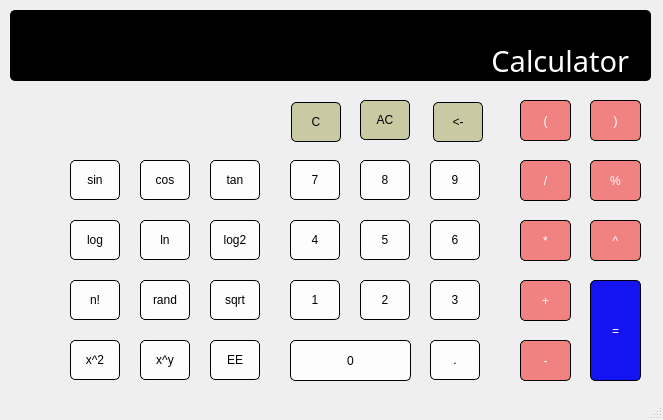
This is Calculator/mainwindow.ui in bitsourcerer/Calqlator as Qt 5 draws it before an edit. The edited form follows.
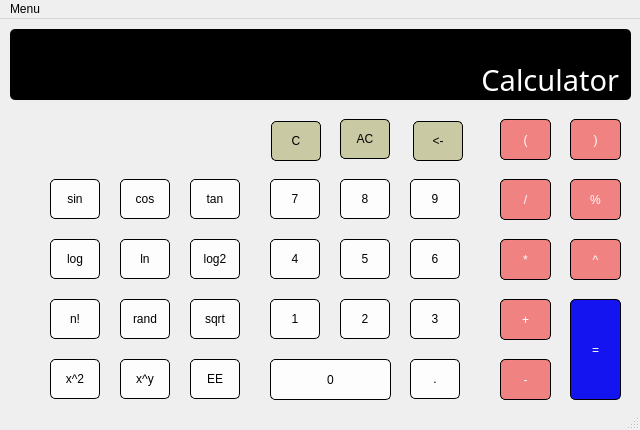
This is the edited form. Icons and pictures are not drawn.

```diff
--- a/Calculator/mainwindow.ui
+++ b/Calculator/mainwindow.ui
@@ -6,8 +6,8 @@
    <rect>
     <x>0</x>
     <y>0</y>
-    <width>663</width>
-    <height>420</height>
+    <width>640</width>
+    <height>430</height>
    </rect>
   </property>
   <property name="sizePolicy">
@@ -32,7 +32,7 @@
      <rect>
       <x>10</x>
       <y>10</y>
-      <width>641</width>
+      <width>621</width>
       <height>71</height>
      </rect>
     </property>
@@ -52,7 +52,7 @@
       <rect>
        <x>0</x>
        <y>30</y>
-       <width>631</width>
+       <width>621</width>
        <height>41</height>
       </rect>
      </property>
@@ -80,7 +80,7 @@
       <rect>
        <x>10</x>
        <y>-1</y>
-       <width>621</width>
+       <width>601</width>
        <height>31</height>
       </rect>
      </property>
@@ -102,7 +102,7 @@
    <widget class="QPushButton" name="D7">
     <property name="geometry">
      <rect>
-      <x>290</x>
+      <x>270</x>
       <y>160</y>
       <width>50</width>
       <height>40</height>
@@ -123,7 +123,7 @@
    <widget class="QPushButton" name="D8">
     <property name="geometry">
      <rect>
-      <x>360</x>
+      <x>340</x>
       <y>160</y>
       <width>50</width>
       <height>40</height>
@@ -144,7 +144,7 @@
    <widget class="QPushButton" name="D9">
     <property name="geometry">
      <rect>
-      <x>430</x>
+      <x>410</x>
       <y>160</y>
       <width>50</width>
       <height>40</height>
@@ -165,7 +165,7 @@
    <widget class="QPushButton" name="D6">
     <property name="geometry">
      <rect>
-      <x>430</x>
+      <x>410</x>
       <y>220</y>
       <width>50</width>
       <height>40</height>
@@ -186,7 +186,7 @@
    <widget class="QPushButton" name="D5">
     <property name="geometry">
      <rect>
-      <x>360</x>
+      <x>340</x>
       <y>220</y>
       <width>50</width>
       <height>40</height>
@@ -207,7 +207,7 @@
    <widget class="QPushButton" name="D4">
     <property name="geometry">
      <rect>
-      <x>290</x>
+      <x>270</x>
       <y>220</y>
       <width>50</width>
       <height>40</height>
@@ -228,7 +228,7 @@
    <widget class="QPushButton" name="D1">
     <property name="geometry">
      <rect>
-      <x>290</x>
+      <x>270</x>
       <y>280</y>
       <width>50</width>
       <height>40</height>
@@ -249,7 +249,7 @@
    <widget class="QPushButton" name="D2">
     <property name="geometry">
      <rect>
-      <x>360</x>
+      <x>340</x>
       <y>280</y>
       <width>50</width>
       <height>40</height>
@@ -270,7 +270,7 @@
    <widget class="QPushButton" name="D3">
     <property name="geometry">
      <rect>
-      <x>430</x>
+      <x>410</x>
       <y>280</y>
       <width>50</width>
       <height>40</height>
@@ -291,7 +291,7 @@
    <widget class="QPushButton" name="period">
     <property name="geometry">
      <rect>
-      <x>430</x>
+      <x>410</x>
       <y>340</y>
       <width>50</width>
       <height>40</height>
@@ -312,7 +312,7 @@
    <widget class="QPushButton" name="D0">
     <property name="geometry">
      <rect>
-      <x>290</x>
+      <x>270</x>
       <y>340</y>
       <width>121</width>
       <height>41</height>
@@ -333,7 +333,7 @@
    <widget class="QPushButton" name="subtraction">
     <property name="geometry">
      <rect>
-      <x>520</x>
+      <x>500</x>
       <y>340</y>
       <width>51</width>
       <height>41</height>
@@ -355,7 +355,7 @@
    <widget class="QPushButton" name="exponentiation">
     <property name="geometry">
      <rect>
-      <x>590</x>
+      <x>570</x>
       <y>220</y>
       <width>51</width>
       <height>41</height>
@@ -377,7 +377,7 @@
    <widget class="QPushButton" name="backspace">
     <property name="geometry">
      <rect>
-      <x>433</x>
+      <x>413</x>
       <y>102</y>
       <width>50</width>
       <height>40</height>
@@ -398,7 +398,7 @@
    <widget class="QPushButton" name="lparen">
     <property name="geometry">
      <rect>
-      <x>520</x>
+      <x>500</x>
       <y>100</y>
       <width>51</width>
       <height>41</height>
@@ -417,7 +417,7 @@
    <widget class="QPushButton" name="rparen">
     <property name="geometry">
      <rect>
-      <x>590</x>
+      <x>570</x>
       <y>100</y>
       <width>51</width>
       <height>41</height>
@@ -436,7 +436,7 @@
    <widget class="QPushButton" name="addition">
     <property name="geometry">
      <rect>
-      <x>520</x>
+      <x>500</x>
       <y>280</y>
       <width>51</width>
       <height>41</height>
@@ -458,7 +458,7 @@
    <widget class="QPushButton" name="modulus">
     <property name="geometry">
      <rect>
-      <x>590</x>
+      <x>570</x>
       <y>160</y>
       <width>51</width>
       <height>41</height>
@@ -480,7 +480,7 @@
    <widget class="QPushButton" name="reset">
     <property name="geometry">
      <rect>
-      <x>291</x>
+      <x>271</x>
       <y>102</y>
       <width>50</width>
       <height>40</height>
@@ -501,7 +501,7 @@
    <widget class="QPushButton" name="evaluation">
     <property name="geometry">
      <rect>
-      <x>590</x>
+      <x>570</x>
       <y>280</y>
       <width>51</width>
       <height>101</height>
@@ -523,7 +523,7 @@
    <widget class="QPushButton" name="multiplication">
     <property name="geometry">
      <rect>
-      <x>520</x>
+      <x>500</x>
       <y>220</y>
       <width>51</width>
       <height>41</height>
@@ -545,7 +545,7 @@
    <widget class="QPushButton" name="division">
     <property name="geometry">
      <rect>
-      <x>520</x>
+      <x>500</x>
       <y>160</y>
       <width>51</width>
       <height>41</height>
@@ -567,7 +567,7 @@
    <widget class="QPushButton" name="clear">
     <property name="geometry">
      <rect>
-      <x>360</x>
+      <x>340</x>
       <y>100</y>
       <width>50</width>
       <height>40</height>
@@ -588,7 +588,7 @@
    <widget class="QPushButton" name="log10">
     <property name="geometry">
      <rect>
-      <x>70</x>
+      <x>50</x>
       <y>220</y>
       <width>50</width>
       <height>40</height>
@@ -609,7 +609,7 @@
    <widget class="QPushButton" name="sqrt">
     <property name="geometry">
      <rect>
-      <x>210</x>
+      <x>190</x>
       <y>280</y>
       <width>50</width>
       <height>40</height>
@@ -630,7 +630,7 @@
    <widget class="QPushButton" name="tan">
     <property name="geometry">
      <rect>
-      <x>210</x>
+      <x>190</x>
       <y>160</y>
       <width>50</width>
       <height>40</height>
@@ -651,7 +651,7 @@
    <widget class="QPushButton" name="loge">
     <property name="geometry">
      <rect>
-      <x>140</x>
+      <x>120</x>
       <y>220</y>
       <width>50</width>
       <height>40</height>
@@ -672,7 +672,7 @@
    <widget class="QPushButton" name="RANDOM">
     <property name="geometry">
      <rect>
-      <x>140</x>
+      <x>120</x>
       <y>280</y>
       <width>50</width>
       <height>40</height>
@@ -690,7 +690,7 @@
    <widget class="QPushButton" name="sin">
     <property name="geometry">
      <rect>
-      <x>70</x>
+      <x>50</x>
       <y>160</y>
       <width>50</width>
       <height>40</height>
@@ -711,7 +711,7 @@
    <widget class="QPushButton" name="FACTORIAL">
     <property name="geometry">
      <rect>
-      <x>70</x>
+      <x>50</x>
       <y>280</y>
       <width>50</width>
       <height>40</height>
@@ -729,7 +729,7 @@
    <widget class="QPushButton" name="cos">
     <property name="geometry">
      <rect>
-      <x>140</x>
+      <x>120</x>
       <y>160</y>
       <width>50</width>
       <height>40</height>
@@ -750,7 +750,7 @@
    <widget class="QPushButton" name="log2">
     <property name="geometry">
      <rect>
-      <x>210</x>
+      <x>190</x>
       <y>220</y>
       <width>50</width>
       <height>40</height>
@@ -771,7 +771,7 @@
    <widget class="QPushButton" name="POW">
     <property name="geometry">
      <rect>
-      <x>140</x>
+      <x>120</x>
       <y>340</y>
       <width>50</width>
       <height>40</height>
@@ -789,7 +789,7 @@
    <widget class="QPushButton" name="BASE10">
     <property name="geometry">
      <rect>
-      <x>210</x>
+      <x>190</x>
       <y>340</y>
       <width>50</width>
       <height>40</height>
@@ -807,7 +807,7 @@
    <widget class="QPushButton" name="POW2">
     <property name="geometry">
      <rect>
-      <x>70</x>
+      <x>50</x>
       <y>340</y>
       <width>50</width>
       <height>40</height>
@@ -829,10 +829,17 @@
     <rect>
      <x>0</x>
      <y>0</y>
-     <width>663</width>
+     <width>640</width>
      <height>23</height>
     </rect>
    </property>
+   <widget class="QMenu" name="MainMenu">
+    <property name="title">
+     <string>Menu</string>
+    </property>
+    <addaction name="DevPrompt"/>
+   </widget>
+   <addaction name="MainMenu"/>
   </widget>
  </widget>
  <resources>
```
Left out of the diff: 18 changed lines with no effect on the pictures.
